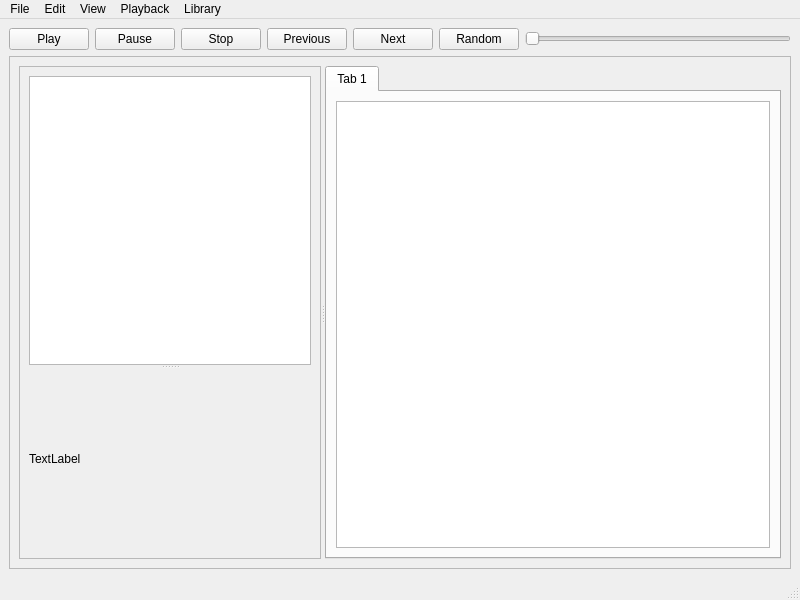
The window that src/mainwindow.ui (lywlywly/music-player) describes before a commit, drawn with Qt 5.
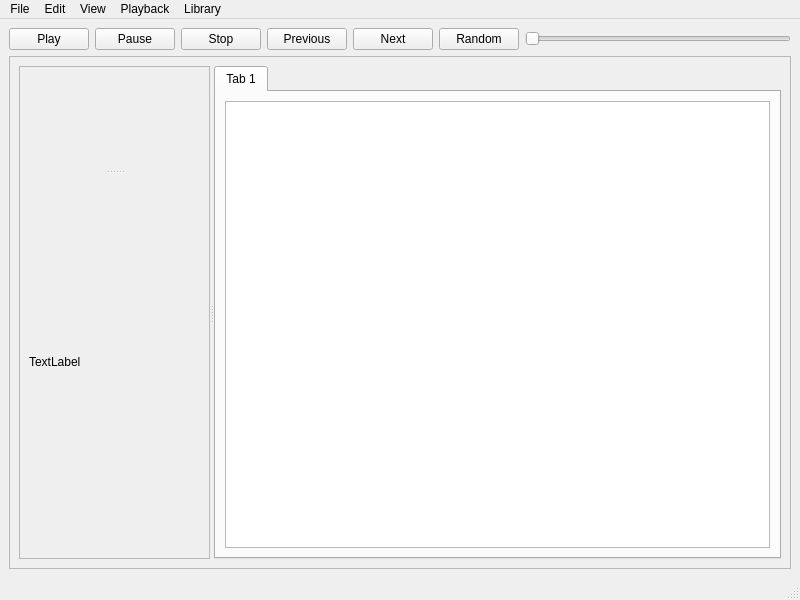
The same window after the commit. Custom widgets are drawn as their Qt base class.

Commit message: split lyrics panel into a separate class

```diff
--- a/src/mainwindow.ui
+++ b/src/mainwindow.ui
@@ -121,14 +121,7 @@
                <property name="orientation">
                 <enum>Qt::Orientation::Vertical</enum>
                </property>
-               <widget class="QTextEdit" name="textEdit">
-                <property name="maximumSize">
-                 <size>
-                  <width>600</width>
-                  <height>16777215</height>
-                 </size>
-                </property>
-               </widget>
+               <widget class="LyricsPanel" name="lyricsPanel" native="true"/>
                <widget class="QLabel" name="label">
                 <property name="minimumSize">
                  <size>
@@ -345,6 +338,14 @@
    </property>
   </action>
  </widget>
+ <customwidgets>
+  <customwidget>
+   <class>LyricsPanel</class>
+   <extends>QWidget</extends>
+   <header>lyricspanel.h</header>
+   <container>1</container>
+  </customwidget>
+ </customwidgets>
  <resources/>
  <connections/>
 </ui>
```
The commit also changes 6 other files.
